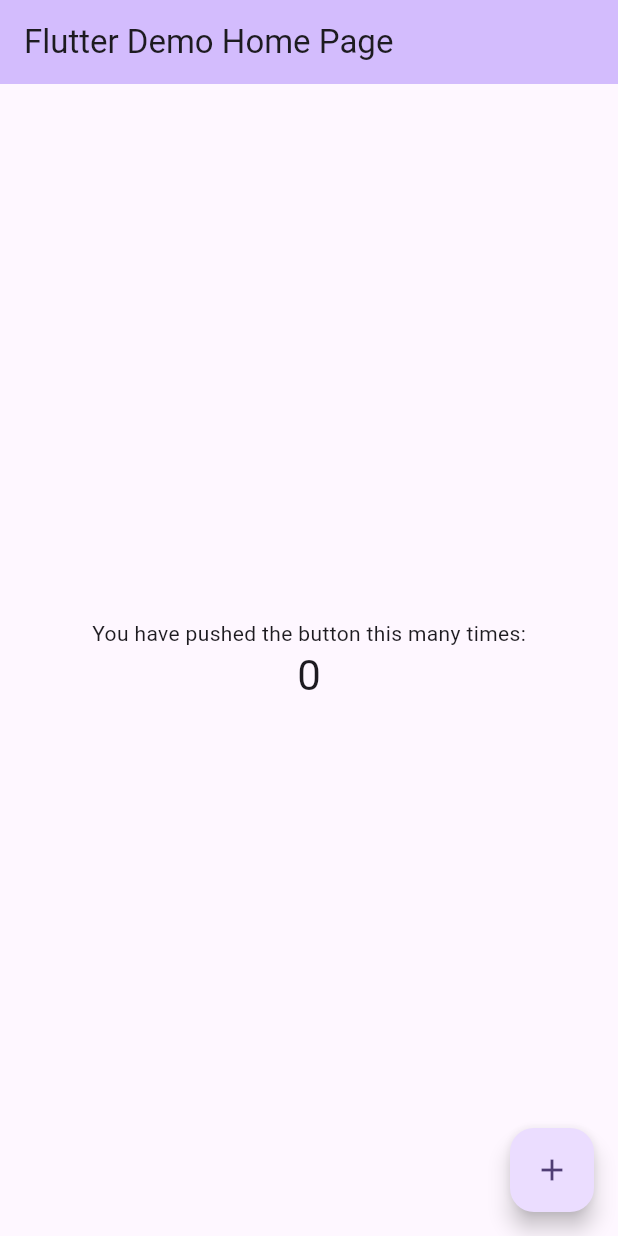
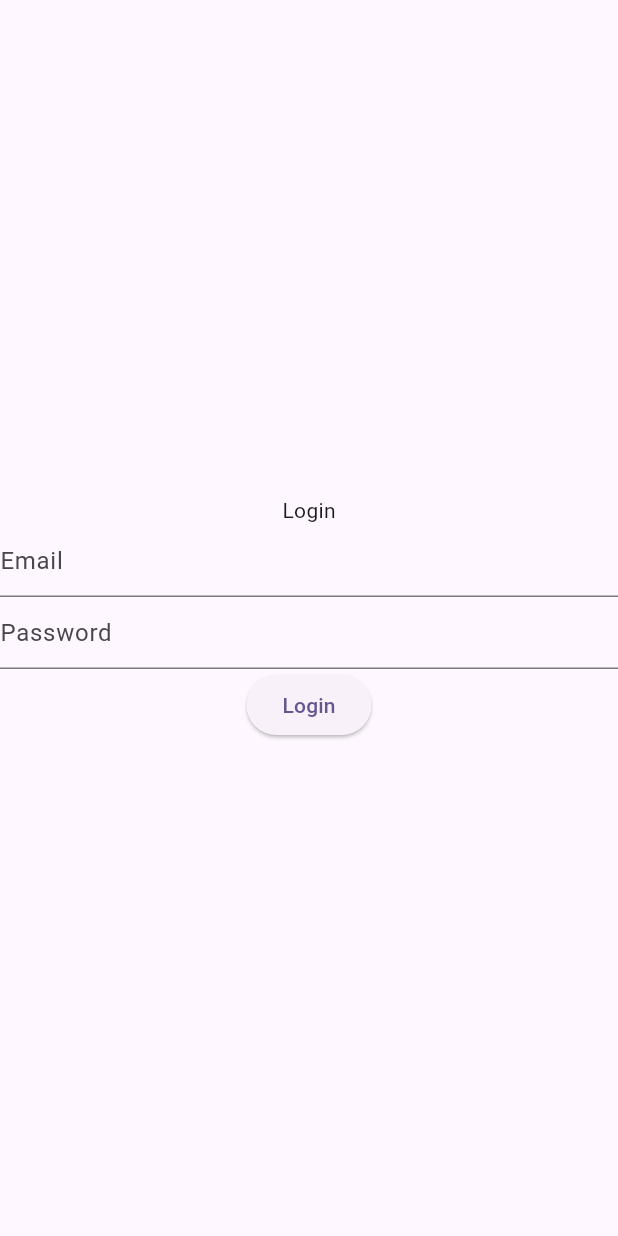
Before and after one commit to LucaSoftDev/weather_app, a Flutter app: the screen it shows after launch, on a phone screen of 412 x 824 dp. Run offline on Flutter 3.47's test engine with Material 3 defaults, Android fonts, the phone set to English and light mode, and no system bars.

Commit message:
creating login view

```diff
--- a/lib/main.dart
+++ b/lib/main.dart
@@ -1,4 +1,5 @@
 import 'package:flutter/material.dart';
+import 'package:weather_app/views/login_view.dart';
 
 void main() {
   runApp(const MyApp());
@@ -13,113 +14,11 @@
     return MaterialApp(
       title: 'Flutter Demo',
       theme: ThemeData(
-        // This is the theme of your application.
-        //
-        // TRY THIS: Try running your application with "flutter run". You'll see
-        // the application has a purple toolbar. Then, without quitting the app,
-        // try changing the seedColor in the colorScheme below to Colors.green
-        // and then invoke "hot reload" (save your changes or press the "hot
-        // reload" button in a Flutter-supported IDE, or press "r" if you used
-        // the command line to start the app).
-        //
-        // Notice that the counter didn't reset back to zero; the application
-        // state is not lost during the reload. To reset the state, use hot
-        // restart instead.
-        //
-        // This works for code too, not just values: Most code changes can be
-        // tested with just a hot reload.
         colorScheme: ColorScheme.fromSeed(seedColor: Colors.deepPurple),
         useMaterial3: true,
       ),
-      home: const MyHomePage(title: 'Flutter Demo Home Page'),
+      home: const LoginView(),
+      debugShowCheckedModeBanner: false,
     );
   }
 }
-
-class MyHomePage extends StatefulWidget {
-  const MyHomePage({super.key, required this.title});
-
-  // This widget is the home page of your application. It is stateful, meaning
-  // that it has a State object (defined below) that contains fields that affect
-  // how it looks.
-
-  // This class is the configuration for the state. It holds the values (in this
-  // case the title) provided by the parent (in this case the App widget) and
-  // used by the build method of the State. Fields in a Widget subclass are
-  // always marked "final".
-
-  final String title;
-
-  @override
-  State<MyHomePage> createState() => _MyHomePageState();
-}
-
-class _MyHomePageState extends State<MyHomePage> {
-  int _counter = 0;
-
-  void _incrementCounter() {
-    setState(() {
-      // This call to setState tells the Flutter framework that something has
-      // changed in this State, which causes it to rerun the build method below
-      // so that the display can reflect the updated values. If we changed
-      // _counter without calling setState(), then the build method would not be
-      // called again, and so nothing would appear to happen.
-      _counter++;
-    });
-  }
-
-  @override
-  Widget build(BuildContext context) {
-    // This method is rerun every time setState is called, for instance as done
-    // by the _incrementCounter method above.
-    //
-    // The Flutter framework has been optimized to make rerunning build methods
-    // fast, so that you can just rebuild anything that needs updating rather
-    // than having to individually change instances of widgets.
-    return Scaffold(
-      appBar: AppBar(
-        // TRY THIS: Try changing the color here to a specific color (to
-        // Colors.amber, perhaps?) and trigger a hot reload to see the AppBar
-        // change color while the other colors stay the same.
-        backgroundColor: Theme.of(context).colorScheme.inversePrimary,
-        // Here we take the value from the MyHomePage object that was created by
-        // the App.build method, and use it to set our appbar title.
-        title: Text(widget.title),
-      ),
-      body: Center(
-        // Center is a layout widget. It takes a single child and positions it
-        // in the middle of the parent.
-        child: Column(
-          // Column is also a layout widget. It takes a list of children and
-          // arranges them vertically. By default, it sizes itself to fit its
-          // children horizontally, and tries to be as tall as its parent.
-          //
-          // Column has various properties to control how it sizes itself and
-          // how it positions its children. Here we use mainAxisAlignment to
-          // center the children vertically; the main axis here is the vertical
-          // axis because Columns are vertical (the cross axis would be
-          // horizontal).
-          //
-          // TRY THIS: Invoke "debug painting" (choose the "Toggle Debug Paint"
-          // action in the IDE, or press "p" in the console), to see the
-          // wireframe for each widget.
-          mainAxisAlignment: MainAxisAlignment.center,
-          children: <Widget>[
-            const Text(
-              'You have pushed the button this many times:',
-            ),
-            Text(
-              '$_counter',
-              style: Theme.of(context).textTheme.headlineMedium,
-            ),
-          ],
-        ),
-      ),
-      floatingActionButton: FloatingActionButton(
-        onPressed: _incrementCounter,
-        tooltip: 'Increment',
-        child: const Icon(Icons.add),
-      ), // This trailing comma makes auto-formatting nicer for build methods.
-    );
-  }
-}
--- a/lib/views/login_view.dart
+++ b/lib/views/login_view.dart
@@ -0,0 +1,40 @@
+import 'package:flutter/material.dart';
+
+class LoginView extends StatefulWidget {
+  const LoginView({super.key});
+
+  @override
+  State<LoginView> createState() => _LoginViewState();
+}
+
+class _LoginViewState extends State<LoginView> {
+  @override
+  Widget build(BuildContext context) {
+    return Scaffold(
+      body: Center(
+        child: Column(
+          mainAxisAlignment: MainAxisAlignment.center,
+          children: [
+            const Text('Login'),
+            const TextField(
+              decoration: InputDecoration(
+                hintText: 'Email',
+              ),
+            ),
+            const TextField(
+              decoration: InputDecoration(
+                hintText: 'Password',
+              ),
+            ),
+            ElevatedButton(
+              onPressed: () {
+                Navigator.pushNamed(context, '/todo-list');
+              },
+              child: const Text('Login'),
+            ),
+          ],
+        ),
+      ),
+    );
+  }
+}
```
